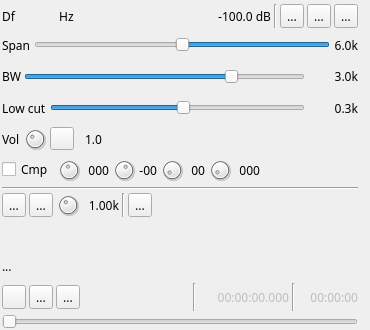
Qt form plugins/channeltx/modssb/ssbmodgui.ui (f4exb/sdrangel) before a commit; both pictures show x 0 to 370 and y 0 to 330 of the 370 by 643 pixel window.
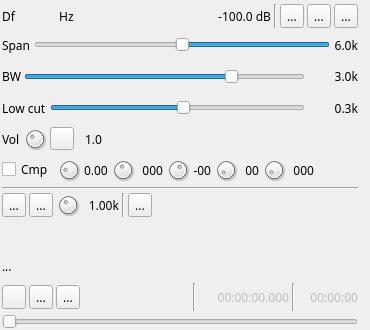
The same form after that commit. Icons and pictures are not drawn. Custom widgets are drawn as their Qt base class.

Commit message: SSB modulator: added compression (AGC) volume order control

What changed in the file:
```diff
--- a/plugins/channeltx/modssb/ssbmodgui.ui
+++ b/plugins/channeltx/modssb/ssbmodgui.ui
@@ -475,6 +475,38 @@
         </property>
        </widget>
       </item>
+      <item>
+       <widget class="QDial" name="agcOrder">
+        <property name="maximumSize">
+         <size>
+          <width>24</width>
+          <height>24</height>
+         </size>
+        </property>
+        <property name="toolTip">
+         <string>AGC volume order in faraction of maximum amplitude</string>
+        </property>
+        <property name="maximum">
+         <number>100</number>
+        </property>
+        <property name="pageStep">
+         <number>1</number>
+        </property>
+        <property name="value">
+         <number>20</number>
+        </property>
+       </widget>
+      </item>
+      <item>
+       <widget class="QLabel" name="agcOrderText">
+        <property name="toolTip">
+         <string>AGC volume order in faraction of maximum amplitude</string>
+        </property>
+        <property name="text">
+         <string>0.00</string>
+        </property>
+       </widget>
+      </item>
       <item>
        <widget class="QDial" name="agcTime">
         <property name="maximumSize">
```
Left out of the diff: 8 changed lines with no effect on the pictures. The commit also changes 6 other files.
